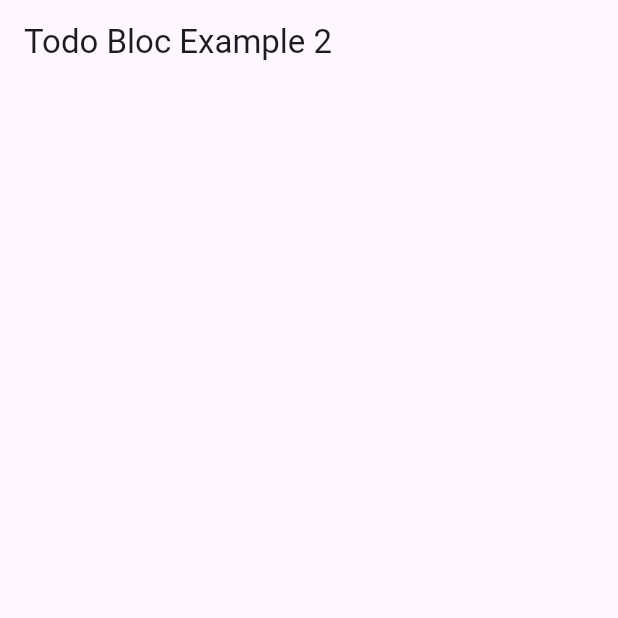
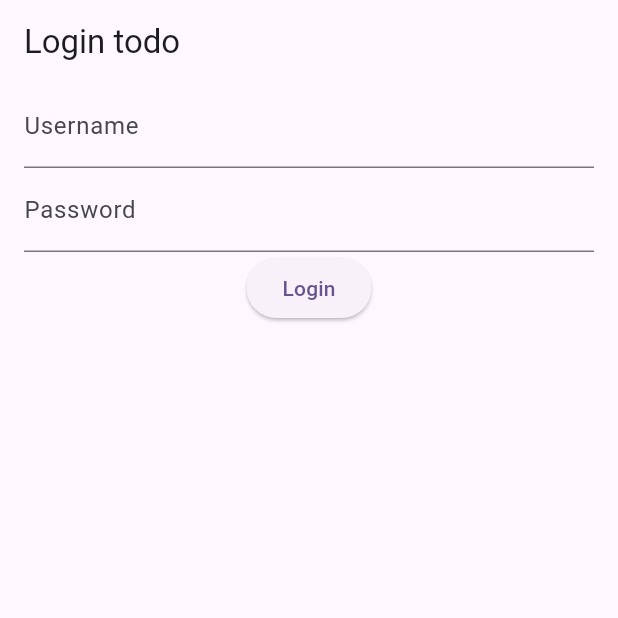
Before and after one commit to DeployChef/todo_bloc, a Flutter app: the screen it shows after launch, on a phone screen of 412 x 824 dp, the top half of it. Run offline on Flutter 3.47's test engine with Material 2 defaults, Android fonts, the phone set to English and light mode, and no system bars; our stand-ins replace bloc, equatable, flutter_bloc, hive; accounts and stored records are empty.

Commit message:
home ui login

```diff
--- a/lib/home/bloc/home_bloc.dart
+++ b/lib/home/bloc/home_bloc.dart
@@ -6,8 +6,8 @@ part 'home_state.dart';
 
 class HomeBloc extends Bloc<HomeEvent, HomeState> {
   HomeBloc() : super(HomeInitial()) {
-    on<LoginEvent>((event, emmiter) => {
-
+    on<LoginEvent>((event, emmiter) {
+      print(event);
     });
   }
 }
--- a/lib/home/home.dart
+++ b/lib/home/home.dart
@@ -0,0 +1,54 @@
+import 'package:flutter/material.dart';
+import 'package:flutter_bloc/flutter_bloc.dart';
+import 'package:todo_bloc/home/bloc/home_bloc.dart';
+
+class LoginPage extends StatelessWidget {
+  final usernameField = TextEditingController();
+  final passwordField = TextEditingController();
+
+  LoginPage({Key? key}) : super(key: key);
+
+  @override
+  Widget build(BuildContext context) {
+    return Scaffold(
+      appBar: AppBar(
+        title: Text("Login todo"),
+      ),
+      body: BlocProvider(
+        create: (context) => HomeBloc(),
+        child: BlocBuilder<HomeBloc, HomeState>(
+          builder: (context, state) {
+            if (state is HomeInitial) {
+              return Padding(
+                padding: const EdgeInsets.symmetric(horizontal: 16.0),
+                child: Column(
+                  children: [
+                    TextField(
+                      controller: usernameField,
+                      decoration: const InputDecoration(
+                        labelText: "Username ",
+                      ),
+                    ),
+                    TextField(
+                      controller: passwordField,
+                      obscureText: true,
+                      decoration: const InputDecoration(
+                        labelText: "Password",
+                      ),
+                    ),
+                    ElevatedButton(
+                      onPressed: () => BlocProvider.of<HomeBloc>(context).add(LoginEvent(usernameField.text, passwordField.text)),
+                      child: Text("Login"),
+                    ),
+                  ],
+                ),
+              );
+            }
+
+            return Container();
+          },
+        ),
+      ),
+    );
+  }
+}
--- a/lib/main.dart
+++ b/lib/main.dart
@@ -1,4 +1,5 @@
 import 'package:flutter/material.dart';
+import 'package:todo_bloc/home/home.dart';
 
 void main() {
   runApp(const MyApp());
@@ -16,12 +17,7 @@ class MyApp extends StatelessWidget {
         colorScheme: ColorScheme.fromSeed(seedColor: Colors.deepPurple),
         useMaterial3: true,
       ),
-      home: Scaffold(
-        appBar: AppBar(
-          title: Text("Todo Bloc Example 2"),
-        ),
-        body: Container(),
-      ),
+      home: LoginPage(),
     );
   }
 }
```
